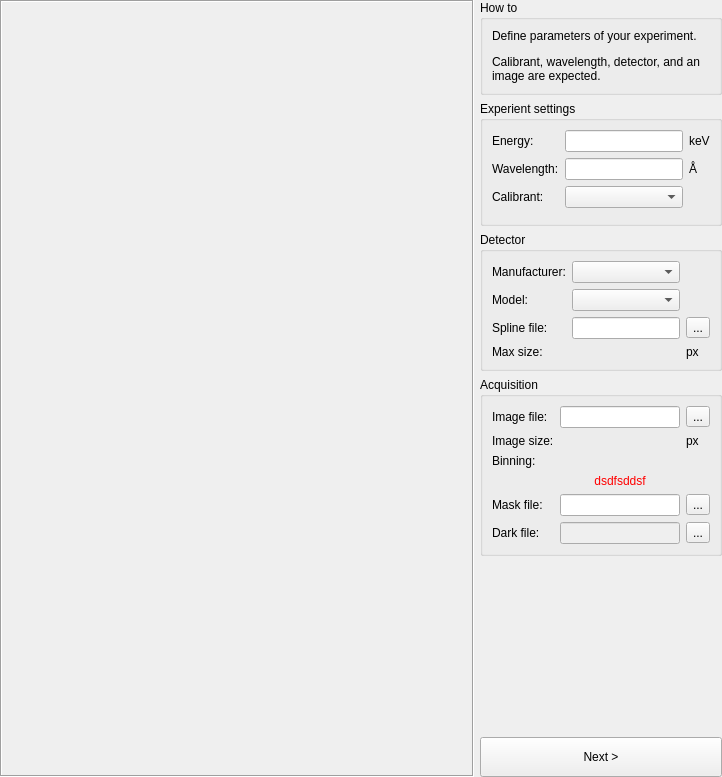
Above: pyFAI/resources/gui/calibration-experiment.ui from silx-kit/pyFAI before the change. Below: the same form after it.
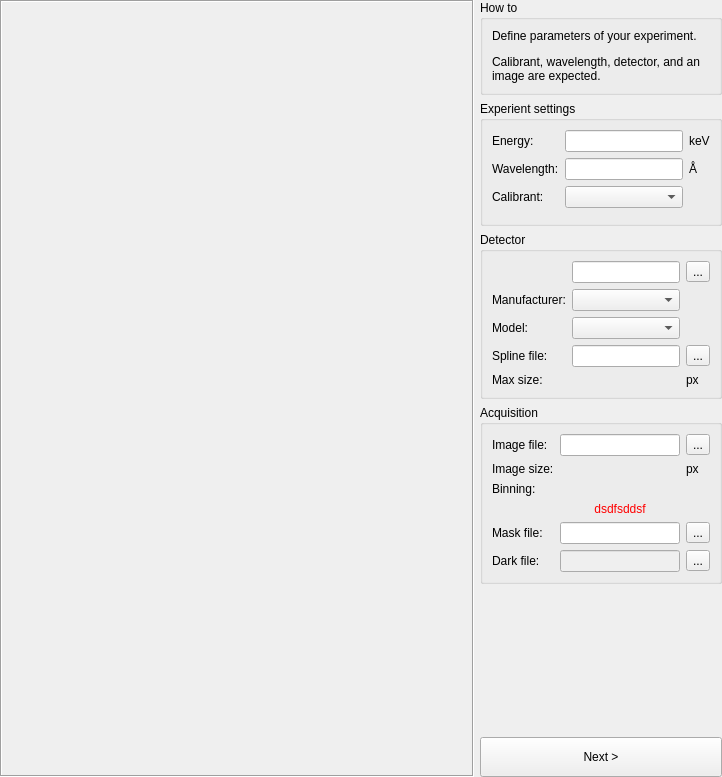
That is the form after the change. Custom widgets are drawn as their Qt base class.

The edit to the form file:
```diff
--- a/pyFAI/resources/gui/calibration-experiment.ui
+++ b/pyFAI/resources/gui/calibration-experiment.ui
@@ -163,56 +163,59 @@
         <property name="title">
          <string>Detector</string>
         </property>
-        <layout class="QGridLayout" name="gridLayout_3" columnstretch="0,1,0">
-         <item row="1" column="1">
+        <layout class="QGridLayout" name="gridLayout_3" columnstretch="0,0,0">
+         <item row="2" column="1">
           <widget class="DetectorSelector" name="_detector"/>
          </item>
-         <item row="1" column="0">
+         <item row="1" column="1">
+          <widget class="DetectorManufacturer" name="_manufacturer"/>
+         </item>
+         <item row="3" column="1">
+          <widget class="FileEdit" name="_spline">
+           <property name="text">
+            <string/>
+           </property>
+          </widget>
+         </item>
+         <item row="0" column="2">
+          <widget class="QToolButton" name="_customDetector">
+           <property name="text">
+            <string>...</string>
+           </property>
+          </widget>
+         </item>
+         <item row="4" column="2">
+          <widget class="QLabel" name="_detectorSizeUnit">
+           <property name="text">
+            <string>px</string>
+           </property>
+          </widget>
+         </item>
+         <item row="2" column="0">
           <widget class="QLabel" name="label_8">
            <property name="text">
             <string>Model:</string>
            </property>
           </widget>
          </item>
-         <item row="2" column="1">
-          <widget class="FileEdit" name="_spline">
-           <property name="text">
-            <string/>
-           </property>
-          </widget>
-         </item>
-         <item row="2" column="2">
-          <widget class="QToolButton" name="_splineLoader">
-           <property name="text">
-            <string>...</string>
-           </property>
-          </widget>
-         </item>
-         <item row="2" column="0">
-          <widget class="QLabel" name="label_4">
-           <property name="text">
-            <string>Spline file:</string>
-           </property>
-           <property name="buddy">
-            <cstring>_image</cstring>
-           </property>
-          </widget>
-         </item>
-         <item row="3" column="0">
+         <item row="4" column="0">
           <widget class="QLabel" name="_detectorSizeLabel">
            <property name="text">
             <string>Max size:</string>
            </property>
           </widget>
          </item>
-         <item row="3" column="2">
-          <widget class="QLabel" name="_detectorSizeUnit">
+         <item row="3" column="0">
+          <widget class="QLabel" name="label_4">
            <property name="text">
-            <string>px</string>
+            <string>Spline file:</string>
+           </property>
+           <property name="buddy">
+            <cstring>_image</cstring>
            </property>
           </widget>
          </item>
-         <item row="3" column="1">
+         <item row="4" column="1">
           <widget class="QLabel" name="_detectorSize">
            <property name="text">
             <string/>
@@ -222,15 +225,22 @@
            </property>
           </widget>
          </item>
-         <item row="0" column="0">
+         <item row="1" column="0">
           <widget class="QLabel" name="label_9">
            <property name="text">
             <string>Manufacturer:</string>
            </property>
           </widget>
          </item>
+         <item row="3" column="2">
+          <widget class="QToolButton" name="_splineLoader">
+           <property name="text">
+            <string>...</string>
+           </property>
+          </widget>
+         </item>
          <item row="0" column="1">
-          <widget class="DetectorManufacturer" name="_manufacturer"/>
+          <widget class="DetectorLineEdit" name="_detectorLineEdit"/>
          </item>
         </layout>
        </widget>
@@ -430,6 +440,11 @@
    <extends>QComboBox</extends>
    <header>pyFAI.gui.calibration.DetectorManufacturer</header>
   </customwidget>
+  <customwidget>
+   <class>DetectorLineEdit</class>
+   <extends>QLineEdit</extends>
+   <header>pyFAI.gui.calibration.DetectorLineEdit</header>
+  </customwidget>
  </customwidgets>
  <resources/>
  <connections/>
```
